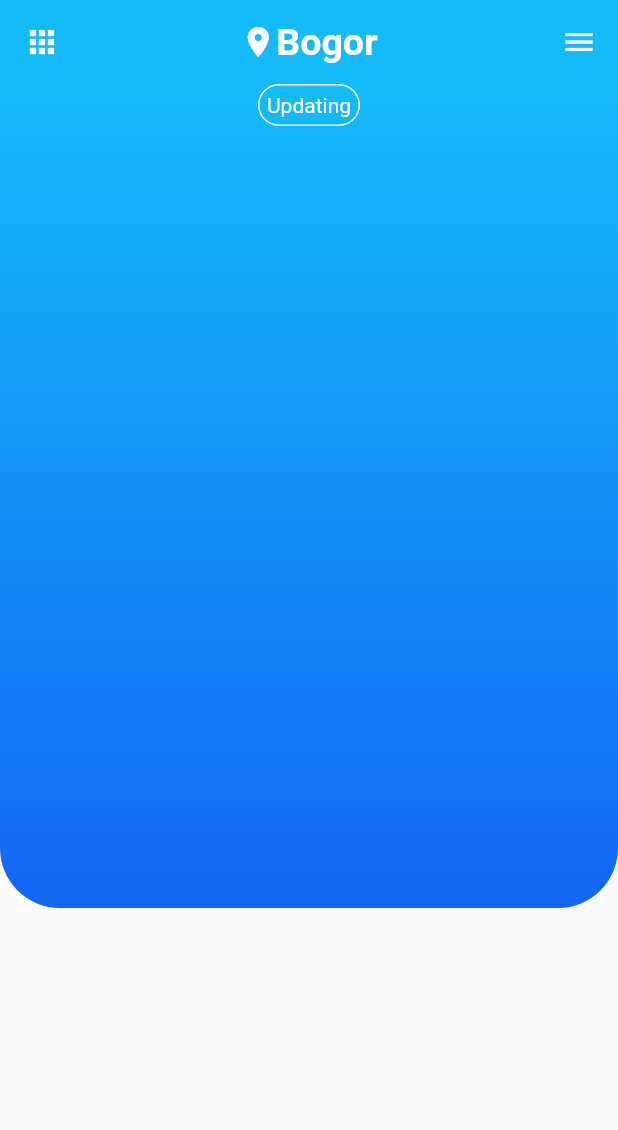
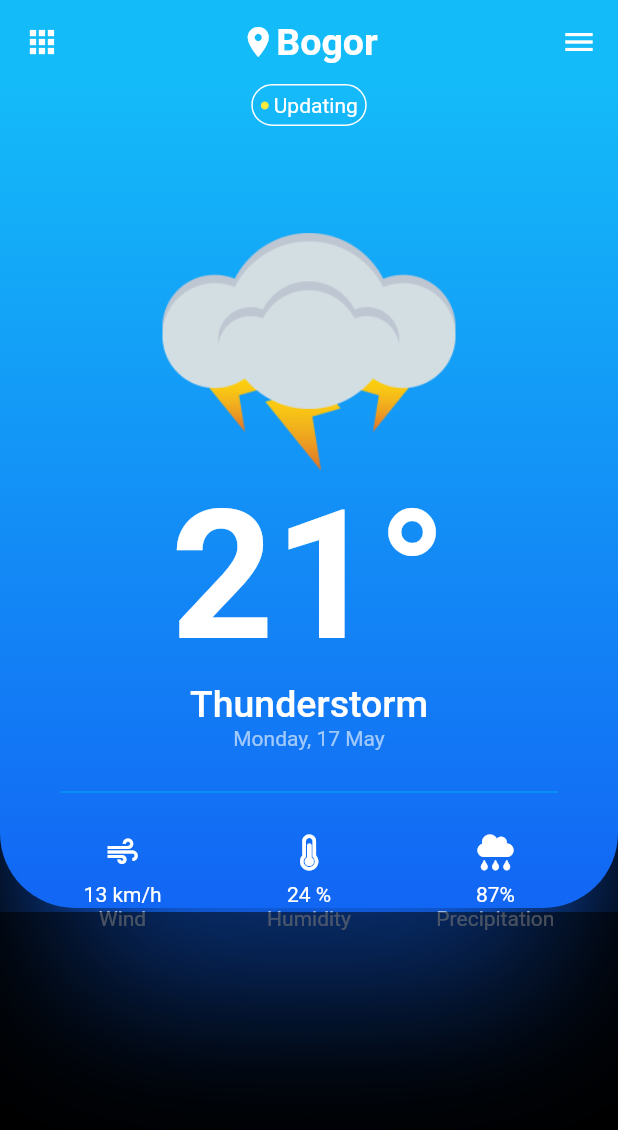
Before and after one commit to fauzanafism/weather_ui_kit, a Flutter app: the screen it shows after launch, on a phone screen of 412 x 824 dp. Shown: the top 1130 px of the screen. Run offline on Flutter 3.47's test engine with Material 2 defaults, Android fonts, the phone set to English and light mode, and no system bars; our stand-ins replace font_awesome_flutter.

Commit message:
completed top screen

```diff
--- a/lib/presentation/pages/home_page.dart
+++ b/lib/presentation/pages/home_page.dart
@@ -1,4 +1,5 @@
 import 'package:flutter/material.dart';
+import 'package:font_awesome_flutter/font_awesome_flutter.dart';
 import 'package:weather_ui_kit/presentation/constant/ccolors.dart';
 
 class HomePage extends StatelessWidget {
@@ -7,6 +8,7 @@ class HomePage extends StatelessWidget {
   @override
   Widget build(BuildContext context) {
     return Scaffold(
+      backgroundColor: Colors.black,
       appBar: AppBar(
         backgroundColor: Ccolors.firstBlue,
         elevation: 0,
@@ -30,18 +32,22 @@ class HomePage extends StatelessWidget {
           ],
         ),
       ),
-      body: SingleChildScrollView(
-        child: Column(
-          children: [
-            Stack(
+      body: Stack(
         children: [
           Container(
             width: double.infinity,
             height: MediaQuery.of(context).size.height * 2 / 3,
             decoration: BoxDecoration(
+                boxShadow: [
+                  BoxShadow(
+                      spreadRadius: -40,
+                      offset: const Offset(0, 100),
+                      color: Ccolors.lastBlue,
+                      blurRadius: 90)
+                ],
                 borderRadius: const BorderRadius.only(
-                          bottomLeft: Radius.circular(40),
-                          bottomRight: Radius.circular(40)),
+                    bottomLeft: Radius.circular(50),
+                    bottomRight: Radius.circular(50)),
                 gradient: LinearGradient(
                     colors: [Ccolors.firstBlue, Ccolors.lastBlue],
                     begin: Alignment.topCenter,
@@ -58,18 +64,128 @@ class HomePage extends StatelessWidget {
                     decoration: BoxDecoration(
                         border: Border.all(color: Colors.white),
                         borderRadius: BorderRadius.circular(15)),
-                          child: const Text(
+                    child: Row(
+                      mainAxisSize: MainAxisSize.min,
+                      children: const [
+                        Icon(
+                          Icons.circle,
+                          size: 6,
+                          color: Colors.yellow,
+                        ),
+                        SizedBox(
+                          width: 3,
+                        ),
+                        Text(
                           'Updating',
                           style: TextStyle(color: Colors.white),
-                          ))
+                        ),
+                      ],
+                    )),
+                const SizedBox(
+                  height: 30,
+                ),
+                const SizedBox(
+                    width: 200,
+                    child:
+                        Image(image: AssetImage('assets/images/thunder.png'))),
+                const Text(
+                  "21\u00B0",
+                  style: TextStyle(
+                      fontSize: 120,
+                      fontWeight: FontWeight.bold,
+                      color: Colors.white),
+                ),
+                const Text(
+                  'Thunderstorm',
+                  style: TextStyle(
+                      color: Colors.white,
+                      fontSize: 25,
+                      fontWeight: FontWeight.w500),
+                ),
+                const Text(
+                  'Monday, 17 May',
+                  style: TextStyle(color: Colors.white60),
+                ),
+                const SizedBox(height: 20),
+                const Divider(
+                  color: Colors.lightBlue,
+                  indent: 40,
+                  endIndent: 40,
+                ),
+                const SizedBox(height: 20),
+                Row(
+                  mainAxisAlignment: MainAxisAlignment.spaceEvenly,
+                  children: [
+                    SizedBox(
+                      width: 85,
+                      child: Column(
+                        children: const [
+                          Icon(Icons.air, color: Colors.white),
+                          SizedBox(
+                            height: 8,
+                          ),
+                          Text('13 km/h',
+                              style: TextStyle(color: Colors.white)),
+                          Text(
+                            'Wind',
+                            style: TextStyle(color: Colors.white60),
+                          )
                         ],
                       ),
+                    ),
+                    SizedBox(
+                      width: 85,
+                      child: Column(
+                        children: const [
+                          FaIcon(
+                            FontAwesomeIcons.thermometerThreeQuarters,
+                            color: Colors.white,
+                          ),
+                          SizedBox(
+                            height: 8,
+                          ),
+                          Text('24 %', style: TextStyle(color: Colors.white)),
+                          Text(
+                            'Humidity',
+                            style: TextStyle(color: Colors.white60),
                           )
+                        ],
+                      ),
+                    ),
+                    SizedBox(
+                      width: 85,
+                      child: Column(
+                        children: const [
+                          FaIcon(FontAwesomeIcons.cloudRain,
+                              color: Colors.white),
+                          SizedBox(
+                            height: 8,
+                          ),
+                          Text('87%', style: TextStyle(color: Colors.white)),
+                          Text(
+                            'Precipitation',
+                            style: TextStyle(color: Colors.white60),
+                          )
+                        ],
+                      ),
+                    ),
                   ],
                 )
               ],
             ),
           ),
+          Align(
+            alignment: Alignment.bottomCenter,
+            child: Container(
+              decoration: const BoxDecoration(
+                color: Colors.black54,
+              ),
+              height: MediaQuery.of(context).size.height * 1 / 4 + 10,
+
+            ),
+          )
+        ],
+      ),
     );
   }
 }
```
Lines whose indentation alone changed are shown as unchanged.
